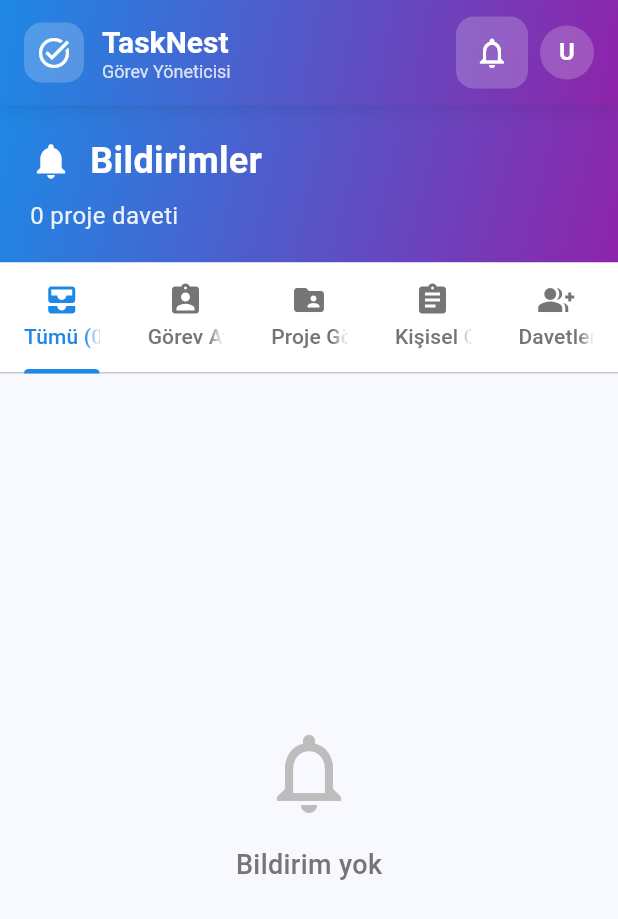
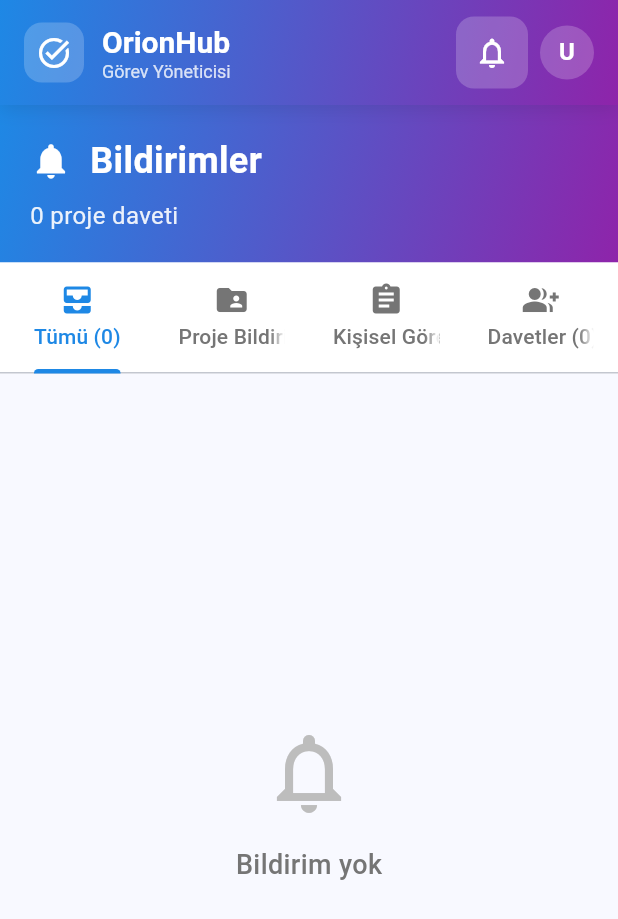
Before and after one commit to Atarapa0/OrionHub-Smart-Task-and-Project-Management-App, a Flutter app: the NotificationsPage screen opened by its route, on a phone screen of 412 x 824 dp. Shown: the top 919 px of the screen. Run offline on Flutter 3.47's test engine with Material 3 defaults, Android fonts, the phone set to English and light mode, and no system bars; our stand-ins replace shared_preferences, supabase_flutter; accounts and stored records are empty; network calls fail.

Commit message:
Update application branding from 'TaskNest' to 'OrionHub' across multiple UI components, including the main app title, help page content, and custom app bar. Refactor notifications page to streamline task and project notifications handling, including UI adjustments for better user experience.

```diff
--- a/lib/UI/pages/help_page.dart
+++ b/lib/UI/pages/help_page.dart
@@ -59,7 +59,7 @@
                 ),
                 SizedBox(height: 8),
                 Text(
-                  'TaskNest uygulamasını nasıl kullanacağınızı öğrenin',
+                  'OrionHub uygulamasını nasıl kullanacağınızı öğrenin',
                   style: TextStyle(color: Colors.white70, fontSize: 16),
                 ),
               ],
@@ -108,14 +108,14 @@
         crossAxisAlignment: CrossAxisAlignment.start,
         children: [
           _buildSectionCard(
-            title: 'TaskNest\'e Hoş Geldiniz! 🎉',
+            title: 'OrionHub\'e Hoş Geldiniz! 🎉',
             icon: Icons.celebration,
             color: Colors.purple,
             content: Column(
               crossAxisAlignment: CrossAxisAlignment.start,
               children: [
                 const Text(
-                  'TaskNest, kişisel görevlerinizi ve takım projelerinizi yönetmenize yardımcı olan kapsamlı bir görev yönetim uygulamasıdır.',
+                  'OrionHub, kişisel görevlerinizi ve takım projelerinizi yönetmenize yardımcı olan kapsamlı bir görev yönetim uygulamasıdır.',
                   style: TextStyle(fontSize: 16, height: 1.5),
                 ),
                 const SizedBox(height: 16),
@@ -409,7 +409,7 @@
                 ),
                 _buildFAQItem(
                   'Uygulama ücretsiz mi?',
-                  'Evet, TaskNest tamamen ücretsiz bir uygulamadır.',
+                  'Evet, OrionHub tamamen ücretsiz bir uygulamadır.',
                 ),
                 _buildFAQItem(
                   'Teknik destek nasıl alabilirim?',
--- a/lib/UI/pages/notifications_page.dart
+++ b/lib/UI/pages/notifications_page.dart
@@ -30,7 +30,7 @@
   @override
   void initState() {
     super.initState();
-    _tabController = TabController(length: 5, vsync: this);
+    _tabController = TabController(length: 4, vsync: this);
     _taskService = TaskService(context);
     _loadData();
   }
@@ -52,7 +52,7 @@
       ]);
 
       // Paralel olarak tüm verileri yükle
-      final results = await Future.wait([
+      await Future.wait([
         _loadInvitations(),
         _loadTaskAssignments(), // Görev atama bildirimleri
         _loadProjectTasks(),
@@ -90,7 +90,6 @@
   Future<void> _loadProjectTasks() async {
     final tasks = await _projectService.getUserProjectTasks();
     final now = DateTime.now();
-    final today = DateTime(now.year, now.month, now.day);
 
     _projectTasks = tasks.where((task) {
       if (task.dueDateTime == null) return false;
@@ -313,11 +312,8 @@
                   icon: const Icon(Icons.all_inbox),
                 ),
                 Tab(
-                  text: 'Görev Atamaları (${_taskAssignments.length})',
-                  icon: const Icon(Icons.assignment_ind),
-                ),
-                Tab(
-                  text: 'Proje Görevleri (${_projectTasks.length})',
+                  text:
+                      'Proje Bildirimleri (${_taskAssignments.length + _projectTasks.length})',
                   icon: const Icon(Icons.folder_shared),
                 ),
                 Tab(
@@ -344,8 +340,10 @@
                         _projectTasks,
                         _personalTasks,
                       ),
-                      _buildTaskAssignmentsList(_taskAssignments),
-                      _buildProjectTasksList(_projectTasks),
+                      _buildProjectNotificationsList(
+                        _taskAssignments,
+                        _projectTasks,
+                      ),
                       _buildPersonalTasksList(_personalTasks),
                       _buildInvitationsList(_invitations),
                     ],
@@ -407,43 +405,6 @@
                   projectTasks.length],
             );
           }
-        },
-      ),
-    );
-  }
-
-  Widget _buildTaskAssignmentsList(List<NotificationModel> taskAssignments) {
-    if (taskAssignments.isEmpty) {
-      return Center(
-        child: Column(
-          mainAxisAlignment: MainAxisAlignment.center,
-          children: [
-            Icon(
-              Icons.assignment_ind_outlined,
-              size: 64,
-              color: Colors.grey.shade400,
-            ),
-            const SizedBox(height: 16),
-            Text(
-              'Görev atama bildirimi yok',
-              style: TextStyle(
-                fontSize: 18,
-                color: Colors.grey.shade600,
-                fontWeight: FontWeight.w500,
-              ),
-            ),
-          ],
-        ),
-      );
-    }
-
-    return RefreshIndicator(
-      onRefresh: _loadData,
-      child: ListView.builder(
-        padding: const EdgeInsets.all(16),
-        itemCount: taskAssignments.length,
-        itemBuilder: (context, index) {
-          return _buildTaskAssignmentCard(taskAssignments[index]);
         },
       ),
     );
@@ -560,43 +521,6 @@
     );
   }
 
-  Widget _buildProjectTasksList(List<ProjectTask> projectTasks) {
-    if (projectTasks.isEmpty) {
-      return Center(
-        child: Column(
-          mainAxisAlignment: MainAxisAlignment.center,
-          children: [
-            Icon(
-              Icons.folder_shared_outlined,
-              size: 64,
-              color: Colors.grey.shade400,
-            ),
-            const SizedBox(height: 16),
-            Text(
-              'Proje görevleri yok',
-              style: TextStyle(
-                fontSize: 18,
-                color: Colors.grey.shade600,
-                fontWeight: FontWeight.w500,
-              ),
-            ),
-          ],
-        ),
-      );
-    }
-
-    return RefreshIndicator(
-      onRefresh: _loadData,
-      child: ListView.builder(
-        padding: const EdgeInsets.all(16),
-        itemCount: projectTasks.length,
-        itemBuilder: (context, index) {
-          return _buildProjectTaskCard(projectTasks[index]);
-        },
-      ),
-    );
-  }
-
   Widget _buildPersonalTasksList(List<Task> personalTasks) {
     if (personalTasks.isEmpty) {
       return Center(
@@ -634,158 +558,48 @@
     );
   }
 
-  Widget _buildProjectTaskCard(ProjectTask task) {
-    return Card(
-      margin: const EdgeInsets.only(bottom: 12),
-      elevation: 3,
-      shape: RoundedRectangleBorder(borderRadius: BorderRadius.circular(12)),
-      child: Padding(
-        padding: const EdgeInsets.all(16),
+  Widget _buildProjectNotificationsList(
+    List<NotificationModel> taskAssignments,
+    List<ProjectTask> projectTasks,
+  ) {
+    if (taskAssignments.isEmpty && projectTasks.isEmpty) {
+      return Center(
         child: Column(
-          crossAxisAlignment: CrossAxisAlignment.start,
+          mainAxisAlignment: MainAxisAlignment.center,
           children: [
-            Row(
-              children: [
-                Container(
-                  padding: const EdgeInsets.all(8),
-                  decoration: BoxDecoration(
-                    color: Colors.blue.shade100,
-                    borderRadius: BorderRadius.circular(8),
-                  ),
-                  child: Icon(
-                    Icons.folder_shared,
-                    color: Colors.blue.shade600,
-                    size: 20,
-                  ),
-                ),
-                const SizedBox(width: 12),
-                Expanded(
-                  child: Text(
-                    task.title,
-                    style: const TextStyle(
-                      fontSize: 16,
-                      fontWeight: FontWeight.bold,
-                    ),
-                  ),
-                ),
-              ],
+            Icon(
+              Icons.folder_shared_outlined,
+              size: 64,
+              color: Colors.grey.shade400,
             ),
-            const SizedBox(height: 12),
+            const SizedBox(height: 16),
             Text(
-              task.description ?? 'Açıklama yok',
-              style: TextStyle(fontSize: 14, color: Colors.grey.shade700),
-            ),
-            const SizedBox(height: 12),
-            Row(
-              children: [
-                Icon(Icons.access_time, size: 14, color: Colors.grey.shade500),
-                const SizedBox(width: 4),
-                Text(
-                  task.timeStatus,
-                  style: TextStyle(fontSize: 12, color: Colors.grey.shade500),
-                ),
-                const Spacer(),
-                _getProjectTaskTypeChip(),
-              ],
+              'Proje bildirimi yok',
+              style: TextStyle(
+                fontSize: 18,
+                color: Colors.grey.shade600,
+                fontWeight: FontWeight.w500,
+              ),
             ),
           ],
         ),
-      ),
-    );
-  }
+      );
+    }
 
-  Widget _buildPersonalTaskCard(Task task) {
-    return Card(
-      margin: const EdgeInsets.only(bottom: 12),
-      elevation: 3,
-      shape: RoundedRectangleBorder(borderRadius: BorderRadius.circular(12)),
-      child: Padding(
+    return RefreshIndicator(
+      onRefresh: _loadData,
+      child: ListView.builder(
         padding: const EdgeInsets.all(16),
-        child: Column(
-          crossAxisAlignment: CrossAxisAlignment.start,
-          children: [
-            Row(
-              children: [
-                Container(
-                  padding: const EdgeInsets.all(8),
-                  decoration: BoxDecoration(
-                    color: Colors.blue.shade100,
-                    borderRadius: BorderRadius.circular(8),
-                  ),
-                  child: Icon(
-                    Icons.assignment,
-                    color: Colors.blue.shade600,
-                    size: 20,
-                  ),
-                ),
-                const SizedBox(width: 12),
-                Expanded(
-                  child: Text(
-                    task.title,
-                    style: const TextStyle(
-                      fontSize: 16,
-                      fontWeight: FontWeight.bold,
-                    ),
-                  ),
-                ),
-              ],
-            ),
-            const SizedBox(height: 12),
-            Text(
-              task.description ?? 'Açıklama yok',
-              style: TextStyle(fontSize: 14, color: Colors.grey.shade700),
-            ),
-            const SizedBox(height: 12),
-            Row(
-              children: [
-                Icon(Icons.access_time, size: 14, color: Colors.grey.shade500),
-                const SizedBox(width: 4),
-                Text(
-                  task.timeStatus,
-                  style: TextStyle(fontSize: 12, color: Colors.grey.shade500),
-                ),
-                const Spacer(),
-                _getPersonalTaskTypeChip(),
-              ],
-            ),
-          ],
-        ),
-      ),
-    );
-  }
-
-  Widget _getProjectTaskTypeChip() {
-    return Container(
-      padding: const EdgeInsets.symmetric(horizontal: 8, vertical: 4),
-      decoration: BoxDecoration(
-        color: Colors.blue.withValues(alpha: 0.1),
-        borderRadius: BorderRadius.circular(12),
-      ),
-      child: const Text(
-        'Proje',
-        style: TextStyle(
-          fontSize: 10,
-          fontWeight: FontWeight.bold,
-          color: Colors.blue,
-        ),
-      ),
-    );
-  }
-
-  Widget _getPersonalTaskTypeChip() {
-    return Container(
-      padding: const EdgeInsets.symmetric(horizontal: 8, vertical: 4),
-      decoration: BoxDecoration(
-        color: Colors.green.withValues(alpha: 0.1),
-        borderRadius: BorderRadius.circular(12),
-      ),
-      child: const Text(
-        'Kişisel',
-        style: TextStyle(
-          fontSize: 10,
-          fontWeight: FontWeight.bold,
-          color: Colors.green,
-        ),
+        itemCount: taskAssignments.length + projectTasks.length,
+        itemBuilder: (context, index) {
+          if (index < taskAssignments.length) {
+            return _buildTaskAssignmentCard(taskAssignments[index]);
+          } else {
+            return _buildProjectTaskCard(
+              projectTasks[index - taskAssignments.length],
+            );
+          }
+        },
       ),
     );
   }
@@ -1015,6 +829,162 @@
     );
   }
 
+  Widget _buildProjectTaskCard(ProjectTask task) {
+    return Card(
+      margin: const EdgeInsets.only(bottom: 12),
+      elevation: 3,
+      shape: RoundedRectangleBorder(borderRadius: BorderRadius.circular(12)),
+      child: Padding(
+        padding: const EdgeInsets.all(16),
+        child: Column(
+          crossAxisAlignment: CrossAxisAlignment.start,
+          children: [
+            Row(
+              children: [
+                Container(
+                  padding: const EdgeInsets.all(8),
+                  decoration: BoxDecoration(
+                    color: Colors.blue.shade100,
+                    borderRadius: BorderRadius.circular(8),
+                  ),
+                  child: Icon(
+                    Icons.folder_shared,
+                    color: Colors.blue.shade600,
+                    size: 20,
+                  ),
+                ),
+                const SizedBox(width: 12),
+                Expanded(
+                  child: Text(
+                    task.title,
+                    style: const TextStyle(
+                      fontSize: 16,
+                      fontWeight: FontWeight.bold,
+                    ),
+                  ),
+                ),
+              ],
+            ),
+            const SizedBox(height: 12),
+            Text(
+              task.description ?? 'Açıklama yok',
+              style: TextStyle(fontSize: 14, color: Colors.grey.shade700),
+            ),
+            const SizedBox(height: 12),
+            Row(
+              children: [
+                Icon(Icons.access_time, size: 14, color: Colors.grey.shade500),
+                const SizedBox(width: 4),
+                Text(
+                  task.timeStatus,
+                  style: TextStyle(fontSize: 12, color: Colors.grey.shade500),
+                ),
+                const Spacer(),
+                _getProjectTaskTypeChip(),
+              ],
+            ),
+          ],
+        ),
+      ),
+    );
+  }
+
+  Widget _buildPersonalTaskCard(Task task) {
+    return Card(
+      margin: const EdgeInsets.only(bottom: 12),
+      elevation: 3,
+      shape: RoundedRectangleBorder(borderRadius: BorderRadius.circular(12)),
+      child: Padding(
+        padding: const EdgeInsets.all(16),
+        child: Column(
+          crossAxisAlignment: CrossAxisAlignment.start,
+          children: [
+            Row(
+              children: [
+                Container(
+                  padding: const EdgeInsets.all(8),
+                  decoration: BoxDecoration(
+                    color: Colors.blue.shade100,
+                    borderRadius: BorderRadius.circular(8),
+                  ),
+                  child: Icon(
+                    Icons.assignment,
+                    color: Colors.blue.shade600,
+                    size: 20,
+                  ),
+                ),
+                const SizedBox(width: 12),
+                Expanded(
+                  child: Text(
+                    task.title,
+                    style: const TextStyle(
+                      fontSize: 16,
+                      fontWeight: FontWeight.bold,
+                    ),
+                  ),
+                ),
+              ],
+            ),
+            const SizedBox(height: 12),
+            Text(
+              task.description ?? 'Açıklama yok',
+              style: TextStyle(fontSize: 14, color: Colors.grey.shade700),
+            ),
+            const SizedBox(height: 12),
+            Row(
+              children: [
+                Icon(Icons.access_time, size: 14, color: Colors.grey.shade500),
+                const SizedBox(width: 4),
+                Text(
+                  task.timeStatus,
+                  style: TextStyle(fontSize: 12, color: Colors.grey.shade500),
+                ),
+                const Spacer(),
+                _getPersonalTaskTypeChip(),
+              ],
+            ),
+          ],
+        ),
+      ),
+    );
+  }
+
+  Widget _getProjectTaskTypeChip() {
+    return Container(
+      padding: const EdgeInsets.symmetric(horizontal: 8, vertical: 4),
+      decoration: BoxDecoration(
+        color: Colors.blue.withValues(alpha: 0.1),
+        borderRadius: BorderRadius.circular(12),
+      ),
+      child: const Text(
+        'Proje',
+        style: TextStyle(
+          fontSize: 10,
+          fontWeight: FontWeight.bold,
+          color: Colors.blue,
+        ),
+      ),
+    );
+  }
+
+  Widget _getPersonalTaskTypeChip() {
+    return Container(
+      padding: const EdgeInsets.symmetric(horizontal: 8, vertical: 4),
+      decoration: BoxDecoration(
+        color: Colors.green.withValues(alpha: 0.1),
+        borderRadius: BorderRadius.circular(12),
+      ),
+      child: const Text(
+        'Kişisel',
+        style: TextStyle(
+          fontSize: 10,
+          fontWeight: FontWeight.bold,
+          color: Colors.green,
+        ),
+      ),
+    );
+  }
+
   String _formatDate(DateTime dateTime) {
     try {
       final now = DateTime.now();
--- a/lib/UI/pages/project_detail_page.dart
+++ b/lib/UI/pages/project_detail_page.dart
@@ -5,7 +5,6 @@
 import 'package:todo_list/data/models/project_task.dart';
 import 'package:todo_list/data/services/project_management_service.dart';
 import 'package:todo_list/data/services/notification_service.dart';
-import 'package:todo_list/UI/widget/custom_app_bar.dart';
 
 class ProjectDetailPage extends StatefulWidget {
   final Project project;
--- a/lib/UI/widget/custom_app_bar.dart
+++ b/lib/UI/widget/custom_app_bar.dart
@@ -261,7 +261,7 @@
               crossAxisAlignment: CrossAxisAlignment.start,
               children: [
                 const Text(
-                  'TaskNest',
+                  'OrionHub',
                   style: TextStyle(
                     color: Colors.white,
                     fontSize: 20,
--- a/lib/data/services/project_management_service.dart
+++ b/lib/data/services/project_management_service.dart
@@ -654,7 +654,6 @@
   Future<bool> deleteProject(String projectId) async {
     try {
       await _setUserContext();
-      final currentUserEmail = await _getCurrentUserEmail();
 
       // Kullanıcının proje sahibi olup olmadığını kontrol et
       final userRole = await getUserRoleInProject(projectId);
--- a/lib/main.dart
+++ b/lib/main.dart
@@ -51,7 +51,7 @@
 
     return MaterialApp(
       debugShowCheckedModeBanner: false,
-      title: 'TaskNest',
+      title: 'OrionHub',
       theme: ThemeData(
         colorScheme: ColorScheme.fromSeed(seedColor: Colors.blue),
         useMaterial3: true,
```
Also changed, not shown: lib/UI/pages/home_page.dart (indentation only).
